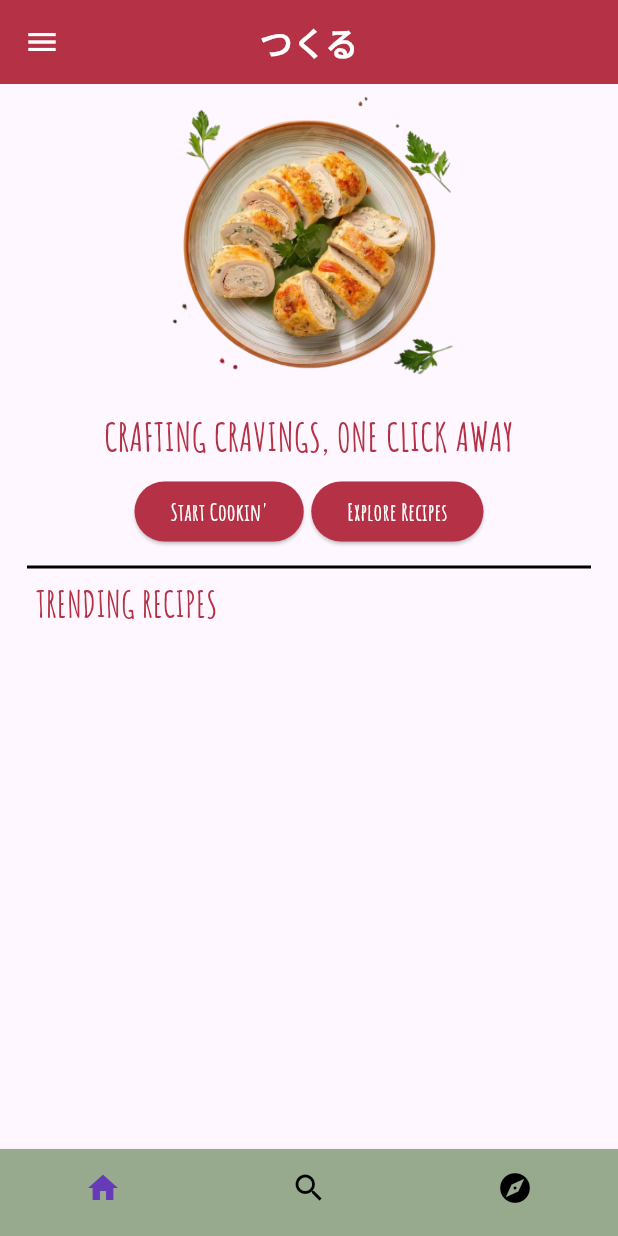
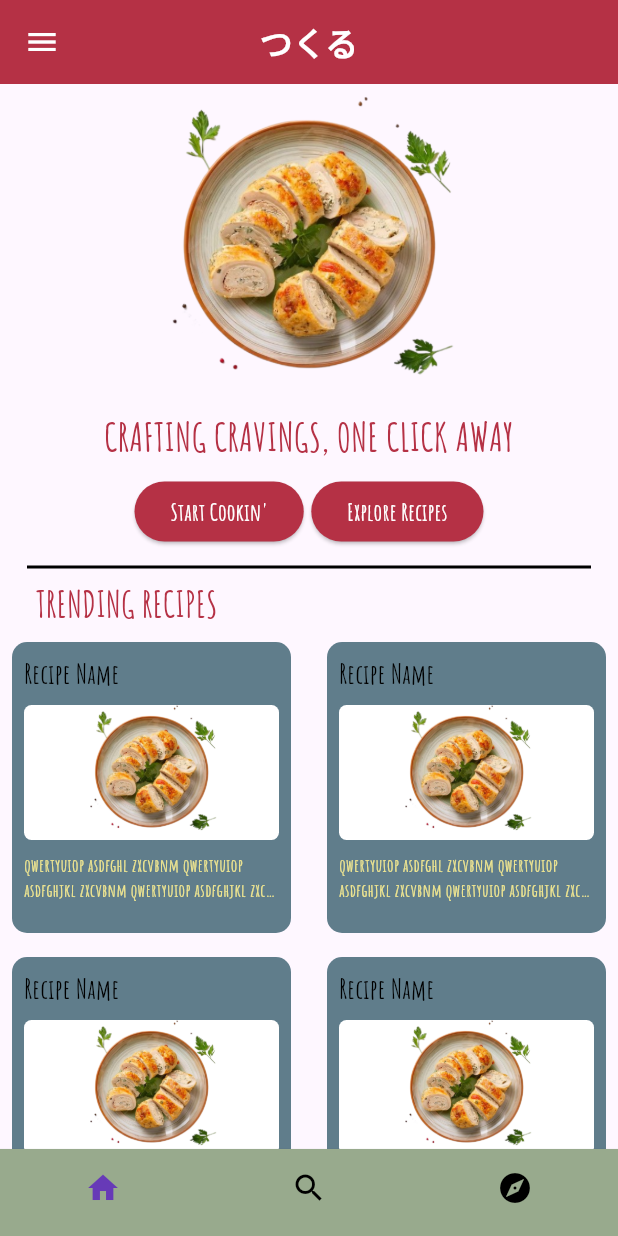
Before and after one commit to shashwat0224/Tsukuru-Mobile-App, a Flutter app: the screen it shows after launch, on a phone screen of 412 x 824 dp. Run offline on Flutter 3.47's test engine with Material 3 defaults, Android fonts, the phone set to English and light mode, and no system bars.

Commit message:
Created a RecipeGridView Widget and added search and exploare screens

```diff
--- /dev/null
+++ b/lib/screens/explorescreen.dart
@@ -0,0 +1,17 @@
+import 'package:flutter/material.dart';
+
+class ExploreScreen extends StatefulWidget {
+  const ExploreScreen({super.key});
+
+  @override
+  State<ExploreScreen> createState() => _ExploreScreenState();
+}
+
+class _ExploreScreenState extends State<ExploreScreen> {
+  @override
+  Widget build(BuildContext context) {
+    return Scaffold(
+      body: SafeArea(child: Center(child: Text('explore'),)),
+    );
+  }
+}
--- a/lib/screens/homescreen.dart
+++ b/lib/screens/homescreen.dart
@@ -1,4 +1,5 @@
 import 'package:flutter/material.dart';
+import 'package:tsukuru/widgets/recipes_gridview.dart';
 import 'package:tsukuru/widgets/uihelper.dart';
 
 class HomeScreen extends StatefulWidget {
@@ -9,23 +10,25 @@ class HomeScreen extends StatefulWidget {
 }
 
 class _HomeScreenState extends State<HomeScreen> {
-  int i = 0;
-
   @override
   Widget build(BuildContext context) {
     return Scaffold(
       body: SafeArea(
-        child: SingleChildScrollView(
         child: Column(
-            mainAxisAlignment: MainAxisAlignment.center,
-            children: [SizedBox(height: 8,),
+          // mainAxisAlignment: MainAxisAlignment.center,
+          children: [
+            SizedBox(height: 8),
             SizedBox(
               height: 200,
               width: 200,
               child: UiHelper.customImage(img: 'hero-img.png'),
             ),
             SizedBox(height: 8),
-              UiHelper.customText(title: 'CRAFTING CRAVINGS, ONE CLICK AWAY', size: 26, color: Color(0XFFB53145)),
+            UiHelper.customText(
+              title: 'CRAFTING CRAVINGS, ONE CLICK AWAY',
+              size: 26,
+              color: Color(0XFFB53145),
+            ),
             SizedBox(height: 8),
             Row(
               mainAxisAlignment: MainAxisAlignment.center,
@@ -41,7 +44,7 @@ class _HomeScreenState extends State<HomeScreen> {
                     backgroundColor: Color(0XFFB53145),
                   ),
                 ),
-                  SizedBox(width: 5,),
+                SizedBox(width: 5),
                 ElevatedButton(
                   onPressed: () {},
                   child: UiHelper.customText(
@@ -55,12 +58,25 @@ class _HomeScreenState extends State<HomeScreen> {
                 ),
               ],
             ),
-              SizedBox(height: 5,),
-              Divider(color: Colors.black,indent: 18,endIndent: 18, thickness: 2,),
-              Row(children: [SizedBox(width: 24,),UiHelper.customText(title: 'TRENDING RECIPES', size: 24, color: Color(0XFFB53145))],),
-
+            SizedBox(height: 5),
+            Divider(
+              color: Colors.black,
+              indent: 18,
+              endIndent: 18,
+              thickness: 2,
+            ),
+            Row(
+              children: [
+                SizedBox(width: 24),
+                UiHelper.customText(
+                  title: 'TRENDING RECIPES',
+                  size: 24,
+                  color: Color(0XFFB53145),
+                ),
               ],
             ),
+            RecipesGridview(count: 4),
+          ],
         ),
       ),
     );
--- /dev/null
+++ b/lib/screens/searchscreen.dart
@@ -0,0 +1,17 @@
+import 'package:flutter/material.dart';
+
+class SearchScreen extends StatefulWidget {
+  const SearchScreen({super.key});
+
+  @override
+  State<SearchScreen> createState() => _SearchScreenState();
+}
+
+class _SearchScreenState extends State<SearchScreen> {
+  @override
+  Widget build(BuildContext context) {
+    return Scaffold(
+      body: SafeArea(child: Center(child: Text('search'),)),
+    );
+  }
+}
--- /dev/null
+++ b/lib/widgets/recipes_gridview.dart
@@ -0,0 +1,67 @@
+import 'package:flutter/material.dart';
+import 'package:tsukuru/widgets/uihelper.dart';
+
+class RecipesGridview extends StatelessWidget {
+  const RecipesGridview({super.key, required this.count});
+
+  final int count;
+
+  @override
+  Widget build(BuildContext context) {
+    return GridView.builder(
+      gridDelegate: SliverGridDelegateWithFixedCrossAxisCount(
+        crossAxisCount: 2,
+        crossAxisSpacing: 8.0,
+        mainAxisSpacing: 8.0,
+      ),
+      shrinkWrap: true,
+      physics: NeverScrollableScrollPhysics(),
+      itemCount: count,
+      itemBuilder: (context, index) {
+        return Padding(
+          padding: const EdgeInsets.fromLTRB(8.0, 8.0, 8.0, 0.0),
+          child: Container(
+            padding: EdgeInsets.all(8.0),
+            decoration: BoxDecoration(
+              borderRadius: BorderRadius.circular(10),
+              color: Colors.blueGrey,
+            ),
+            child: Column(
+              crossAxisAlignment: CrossAxisAlignment.start,
+              children: [
+                UiHelper.customText(
+                  title: 'Recipe Name',
+                  size: 18,
+                  color: Colors.black,
+                ),
+                SizedBox(height: 8),
+                Container(
+                  height: 90,
+                  width: double.infinity,
+                  decoration: BoxDecoration(
+                    borderRadius: BorderRadius.circular(5),
+                    color: Colors.white,
+                  ),
+                  child: UiHelper.customImage(img: 'hero-img.png'),
+                ),
+                SizedBox(height: 8),
+                Text(
+                  'qwertyuiop asdfghl zxcvbnm qwertyuiop asdfghjkl zxcvbnm qwertyuiop asdfghjkl zxcvbnm qwertyuiop asdfghjkl zxcvbnm',
+                  style: TextStyle(
+                    fontFamily: "AmaticSC",
+                    fontWeight: FontWeight.bold,
+                    fontSize: 12,
+                    // overflow: TextOverflow.ellipsis,
+                    color: Color(0XFFEDE490),
+                  ),
+                  overflow: TextOverflow.ellipsis,
+                  maxLines: 2,
+                ),
+              ],
+            ),
+          ),
+        );
+      },
+    );
+  }
+}
```
Lines whose indentation alone changed are shown as unchanged.
